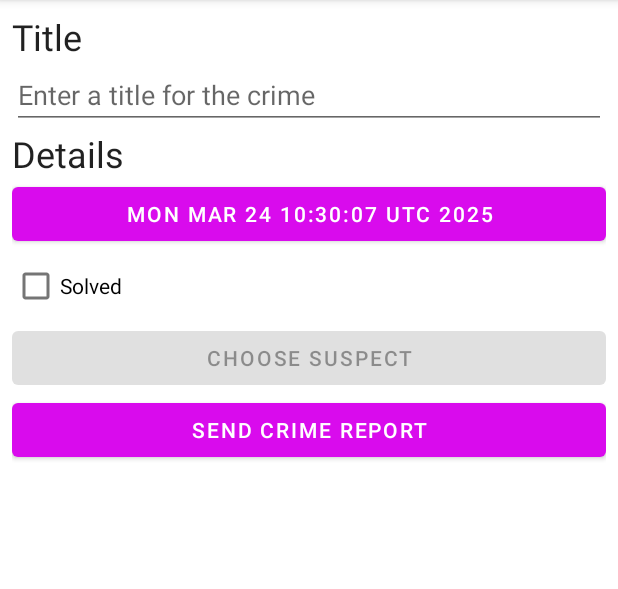
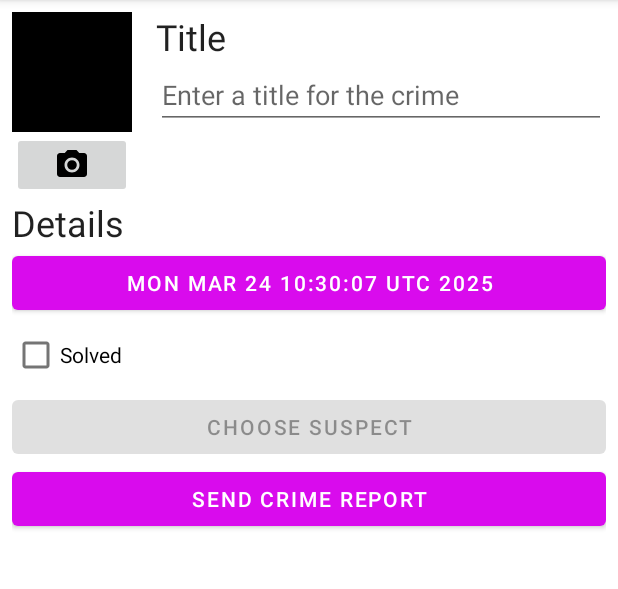
Before and after one commit to raviSaharan07/Criminal-Intent, an Android app: the screen it shows after launch (MainActivity), after a tap on "Empty List!! Click Plus to add Crime", on a phone screen of 412 x 824 dp, the part 84-673 px from its top. Run offline under Robolectric (Android 15) with nearby library versions, the phone set to English and light mode, and no system bars; our stand-ins replace Room's generated code.

Commit message:
Crime Photo Functionlaity Added

```diff
--- a/app/src/main/java/com/ravisaharan/criminalintent/Crime.kt
+++ b/app/src/main/java/com/ravisaharan/criminalintent/Crime.kt
@@ -11,5 +11,6 @@ data class Crime(
     val title: String,
     val date: Date,
     val isSolved: Boolean,
-    val suspect:String=""
+    val suspect:String="",
+    val photoFileName : String?=null
 )
--- a/app/src/main/java/com/ravisaharan/criminalintent/CrimeDetailFragment.kt
+++ b/app/src/main/java/com/ravisaharan/criminalintent/CrimeDetailFragment.kt
@@ -13,6 +13,8 @@ import android.view.View
 import android.view.ViewGroup
 import androidx.activity.addCallback
 import androidx.activity.result.contract.ActivityResultContracts
+import androidx.core.content.FileProvider
+import androidx.core.view.doOnLayout
 import androidx.core.widget.doOnTextChanged
 import androidx.fragment.app.Fragment
 import androidx.fragment.app.setFragmentResultListener
@@ -25,6 +27,8 @@ import androidx.navigation.fragment.navArgs
 import com.ravisaharan.criminalintent.databinding.FragmentCrimeDetailBinding
 import kotlinx.coroutines.flow.collect
 import kotlinx.coroutines.launch
+import java.io.File
+import java.io.FilePermission
 import java.util.Calendar
 import java.util.Date
 import java.util.UUID
@@ -47,6 +51,17 @@ class CrimeDetailFragment : Fragment(){
     private val  selectSuspect = registerForActivityResult(ActivityResultContracts.PickContact()){uri ->
         uri?.let{parseContactSelection(it)}
     }
+
+    private val takePhoto = registerForActivityResult(ActivityResultContracts.TakePicture()){
+        didTakePhoto : Boolean ->
+            if(didTakePhoto && photoName!=null){
+                crimeDetailViewmodel.updateCrime { oldCrime ->
+                    oldCrime.copy(photoFileName = photoName)
+                }
+            }
+    }
+
+    private var photoName :String? =  null
 
     override fun onCreate(savedInstanceState: Bundle?) {
         super.onCreate(savedInstanceState)
@@ -96,6 +111,21 @@ class CrimeDetailFragment : Fragment(){
 
             val suspectIntent = selectSuspect.contract.createIntent(requireContext(),null)
             crimeSuspect.isEnabled = canResolveIntent(suspectIntent)
+
+            crimeCamera.setOnClickListener{
+                photoName="IMG_${Date()}.JPG"
+                val photoFile= File(requireContext().applicationContext.filesDir,photoName)
+                val photoUri= FileProvider.getUriForFile(
+                    requireContext(),
+                    "${requireContext().packageName}.fileprovider",
+                    photoFile
+                )
+
+                takePhoto.launch(photoUri)
+            }
+
+            val cameraCaptureIntent=takePhoto.contract.createIntent(requireContext(), Uri.EMPTY)
+            crimeCamera.isEnabled=canResolveIntent(cameraCaptureIntent)
         }
 
         viewLifecycleOwner.lifecycleScope.launch {
@@ -146,6 +176,8 @@ class CrimeDetailFragment : Fragment(){
                 getString(R.string.crime_suspect_text)
             }
 
+            updatePhoto(crime.photoFileName)
+
 
         }
 
@@ -191,4 +223,26 @@ class CrimeDetailFragment : Fragment(){
 
         return resolveInfo!=null
     }
+
+    private fun updatePhoto(photoFileName : String?){
+        if(binding.crimePhoto.tag!=photoFileName){
+            val photoFile = photoFileName?.let{
+                File(requireContext().applicationContext.filesDir,it)
+            }
+
+            if(photoFile?.exists()==true){
+                binding.crimePhoto.doOnLayout { measureView ->
+                    val scaledBitmap = getScaledBitmap(photoFile.path,
+                        measureView.width,
+                        measureView.height)
+
+                    binding.crimePhoto.setImageBitmap(scaledBitmap)
+                    binding.crimePhoto.tag=photoFileName
+                }
+            }else{
+                binding.crimePhoto.setImageBitmap(null)
+                binding.crimePhoto.tag=null
+            }
+        }
+    }
 }
--- a/app/src/main/java/com/ravisaharan/criminalintent/CrimeRepository.kt
+++ b/app/src/main/java/com/ravisaharan/criminalintent/CrimeRepository.kt
@@ -4,6 +4,7 @@ import android.content.Context
 import androidx.room.Room
 import com.ravisaharan.criminalintent.database.CrimeDatabase
 import com.ravisaharan.criminalintent.database.migration_1_2
+import com.ravisaharan.criminalintent.database.migration_2_3
 import kotlinx.coroutines.CoroutineScope
 import kotlinx.coroutines.GlobalScope
 import kotlinx.coroutines.flow.Flow
@@ -19,7 +20,7 @@ class CrimeRepository private constructor(context: Context,private val coroutine
         CrimeDatabase::class.java,
         DATABASE_NAME)
         //.createFromAsset(DATABASE_NAME)
-        .addMigrations(migration_1_2)
+        .addMigrations(migration_1_2, migration_2_3)
         .build()
     fun getCrimes() : Flow<List<Crime>> = database.crimeDao().getCrimes()
 
--- a/app/src/main/java/com/ravisaharan/criminalintent/database/CrimeDatabase.kt
+++ b/app/src/main/java/com/ravisaharan/criminalintent/database/CrimeDatabase.kt
@@ -7,7 +7,7 @@ import androidx.room.migration.Migration
 import androidx.sqlite.db.SupportSQLiteDatabase
 import com.ravisaharan.criminalintent.Crime
 
-@Database(entities = [Crime::class], version = 2)
+@Database(entities = [Crime::class], version = 3)
 @TypeConverters(CrimeTypeConverters::class)
 abstract class CrimeDatabase : RoomDatabase() {
 
@@ -19,3 +19,9 @@ val migration_1_2 = object : Migration(1,2){
         db.execSQL("ALTER TABLE Crime ADD COLUMN suspect TEXT NOT NULL DEFAULT ''")
     }
 }
+
+val migration_2_3 = object : Migration(2,3){
+    override fun migrate(db: SupportSQLiteDatabase) {
+        db.execSQL("ALTER TABLE CRIME ADD COLUMN photoFileName TEXT")
+    }
+}
--- /dev/null
+++ b/app/src/main/res/drawable/ic_camera.xml
@@ -0,0 +1,7 @@
+<vector xmlns:android="http://schemas.android.com/apk/res/android" android:height="24dp" android:tint="#000000" android:viewportHeight="24" android:viewportWidth="24" android:width="24dp">
+
+    <path android:fillColor="@android:color/white" android:pathData="M12,12m-3.2,0a3.2,3.2 0,1 1,6.4 0a3.2,3.2 0,1 1,-6.4 0"/>
+
+    <path android:fillColor="@android:color/white" android:pathData="M9,2L7.17,4L4,4c-1.1,0 -2,0.9 -2,2v12c0,1.1 0.9,2 2,2h16c1.1,0 2,-0.9 2,-2L22,6c0,-1.1 -0.9,-2 -2,-2h-3.17L15,2L9,2zM12,17c-2.76,0 -5,-2.24 -5,-5s2.24,-5 5,-5 5,2.24 5,5 -2.24,5 -5,5z"/>
+
+</vector>
--- a/app/src/main/res/layout/fragment_crime_detail.xml
+++ b/app/src/main/res/layout/fragment_crime_detail.xml
@@ -6,6 +6,41 @@
     android:orientation="vertical"
     android:layout_margin="8dp">
 
+    <LinearLayout
+        android:layout_width="match_parent"
+        android:layout_height="wrap_content"
+        android:orientation="horizontal">
+
+    <LinearLayout
+        android:layout_width="wrap_content"
+        android:layout_height="wrap_content"
+        android:orientation="vertical"
+        android:layout_marginEnd="16dp">
+
+        <ImageView
+            android:id="@+id/crime_photo"
+            android:layout_width="80dp"
+            android:layout_height="80dp"
+            android:contentDescription="@string/crime_photo_description"
+            android:scaleType="centerInside"
+            android:cropToPadding="true"
+            android:background="@color/black"/>
+
+        <ImageButton
+            android:id="@+id/crime_camera"
+            android:layout_width="match_parent"
+            android:layout_height="wrap_content"
+            android:contentDescription="@string/crime_camera_description"
+            android:src="@drawable/ic_camera"/>
+
+    </LinearLayout>
+
+
+        <LinearLayout
+            android:layout_width="0dp"
+            android:layout_height="wrap_content"
+            android:orientation="vertical"
+            android:layout_weight="1">
     <TextView
         android:layout_width="match_parent"
         android:layout_height="wrap_content"
@@ -19,6 +54,8 @@
         android:hint="@string/crime_title_hint"
         android:importantForAutofill="no"
         android:inputType="text" />
+    </LinearLayout>
+    </LinearLayout>
 
     <TextView
         android:layout_width="match_parent"
--- a/app/src/main/res/values/strings.xml
+++ b/app/src/main/res/values/strings.xml
@@ -17,4 +17,6 @@
     <string name="crime_report_suspect">the suspect is %s.</string>
     <string name="crime_report_subject">CriminalIntent Crime Report</string>
     <string name="send_report">Send crime report via</string>
+    <string name="crime_photo_description">Crime Photo</string>
+    <string name="crime_camera_description">Crime Camera</string>
 </resources>
--- /dev/null
+++ b/app/src/main/res/xml/files.xml
@@ -0,0 +1,5 @@
+<?xml version="1.0" encoding="utf-8"?>
+<paths xmlns:android="http://schemas.android.com/apk/res/android">
+
+    <files-path name="crimes_photos" path="."/>
+</paths>
```
Also changed, not shown: app/src/main/AndroidManifest.xml (+16 -1 lines), app/src/main/java/com/ravisaharan/criminalintent/PictureUtils.kt (added, +25 -0 lines), 1 other file.
